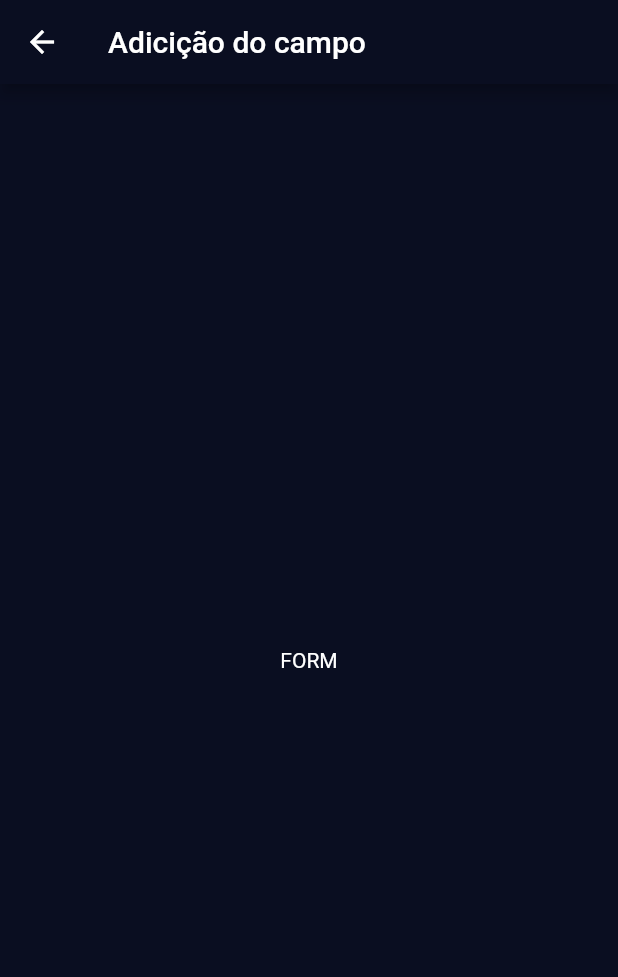
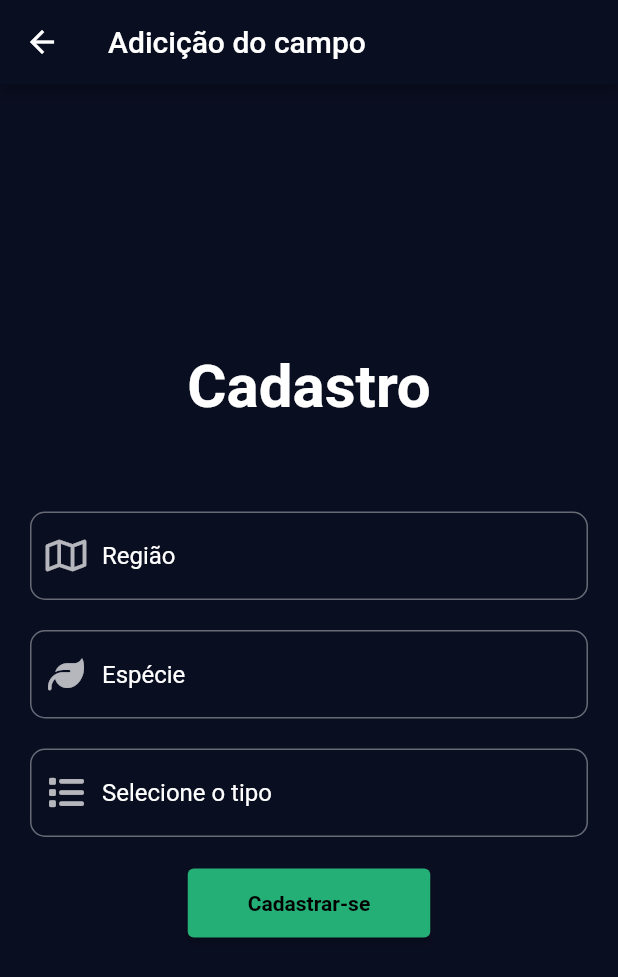
Before and after one commit to JMTheo/FarmHub, a Flutter app: the AddGround screen opened directly, on a phone screen of 412 x 824 dp. Shown: the top 977 px of the screen. Run offline on Flutter 3.47's test engine with Material 2 defaults, Android fonts, the phone set to English and light mode, and no system bars; our stand-ins replace bot_toast, cloud_firestore, device_info_plus, firebase_auth, firebase_core, fluttertoast and 2 more; missing offline and left inert: mqtt_client; accounts and stored records are empty; statements that could not run were skipped.

Commit message:
CRUD Região
falta adicionar o dropdown e escolher o estilo de form

```diff
--- a/lib/components/outline_text_form.dart
+++ b/lib/components/outline_text_form.dart
@@ -2,11 +2,11 @@ import 'package:flutter/material.dart';
 import 'package:flutter/services.dart';
 
 class OutlineTextForm extends StatelessWidget {
-  OutlineTextForm({
+  const OutlineTextForm({
     required this.hintTxt,
     required this.iconData,
-    required this.validator,
     required this.hideText,
+    this.validator,
     this.txtController,
     this.autoValidateMode,
     this.textInputAction,
--- a/lib/constants.dart
+++ b/lib/constants.dart
@@ -65,3 +65,7 @@ const kSuccessToast = {
   'bgColor': Colors.green,
   'txtColor': Colors.white,
 };
+
+const SizedBox kSpaceBox = SizedBox(
+  height: 20,
+);
--- a/lib/screens/add_ground.dart
+++ b/lib/screens/add_ground.dart
@@ -1,7 +1,30 @@
 import 'package:flutter/material.dart';
+import 'package:font_awesome_flutter/font_awesome_flutter.dart';
 
-class AddGround extends StatelessWidget {
+import '../components/custom_elevated_button.dart';
+import '../components/outline_text_form.dart';
+import '../constants.dart';
+
+class AddGround extends StatefulWidget {
   const AddGround({Key? key}) : super(key: key);
+
+  @override
+  State<AddGround> createState() => _AddGroundState();
+}
+
+class _AddGroundState extends State<AddGround> {
+  final _formKey = GlobalKey<FormState>();
+  final regionController = TextEditingController();
+  final specieController = TextEditingController();
+  final typeController = TextEditingController();
+
+  @override
+  void dispose() {
+    regionController.dispose();
+    specieController.dispose();
+    typeController.dispose();
+    super.dispose();
+  }
 
   @override
   Widget build(BuildContext context) {
@@ -9,8 +32,72 @@ class AddGround extends StatelessWidget {
       appBar: AppBar(
         title: const Text('Adicição do campo'),
       ),
-      body: const Center(
-        child: Text('FORM'),
+      body: Container(
+        padding: const EdgeInsets.all(20),
+        child: Column(
+          mainAxisAlignment: MainAxisAlignment.center,
+          crossAxisAlignment: CrossAxisAlignment.center,
+          children: <Widget>[
+            const Text(
+              'Cadastro',
+              style: TextStyle(
+                fontWeight: FontWeight.bold,
+                fontSize: 40,
+              ),
+            ),
+            const SizedBox(
+              height: 60,
+            ),
+            Form(
+              key: _formKey,
+              child: Column(
+                children: <Widget>[
+                  OutlineTextForm(
+                    hintTxt: 'Região',
+                    iconData: FontAwesomeIcons.map,
+                    hideText: false,
+                    txtController: regionController,
+                    textInputAction: TextInputAction.next,
+                    validator: (value) => (value == null || value.isEmpty)
+                        ? 'Campo obrigatório.'
+                        : null,
+                  ),
+                  kSpaceBox,
+                  OutlineTextForm(
+                    hintTxt: 'Espécie',
+                    iconData: FontAwesomeIcons.leaf,
+                    hideText: false,
+                    txtController: specieController,
+                    textInputAction: TextInputAction.next,
+                    validator: (value) => (value == null || value.isEmpty)
+                        ? 'Campo obrigatório.'
+                        : null,
+                  ),
+                  kSpaceBox,
+                  OutlineTextForm(
+                    hintTxt: 'Selecione o tipo',
+                    iconData: FontAwesomeIcons.list,
+                    hideText: false,
+                    txtController: typeController,
+                    textInputAction: TextInputAction.next,
+                  ),
+                  kSpaceBox,
+                  CustomElevetedButton(
+                    btnLabel: 'Cadastrar-se',
+                    onTap: () async {
+                      if (_formKey.currentState!.validate()) {
+                        print('form ok');
+                      }
+                    },
+                  ),
+                  const SizedBox(
+                    height: 20,
+                  ),
+                ],
+              ),
+            )
+          ],
+        ),
       ),
     );
   }
```
Also changed, not shown: lib/components/card_plant.dart (+11 -5 lines), lib/controller/db_controller.dart (+10 -0 lines), lib/modal/add_ground_modal.dart (added, +90 -0 lines), lib/model/ground.dart (+6 -8 lines), lib/screens/detailed_plant.dart (+12 -2 lines), lib/screens/home_page.dart (+6 -6 lines), lib/screens/login/login_page.dart (+4 -11 lines), lib/screens/login/register_page.dart (+9 -19 lines).
